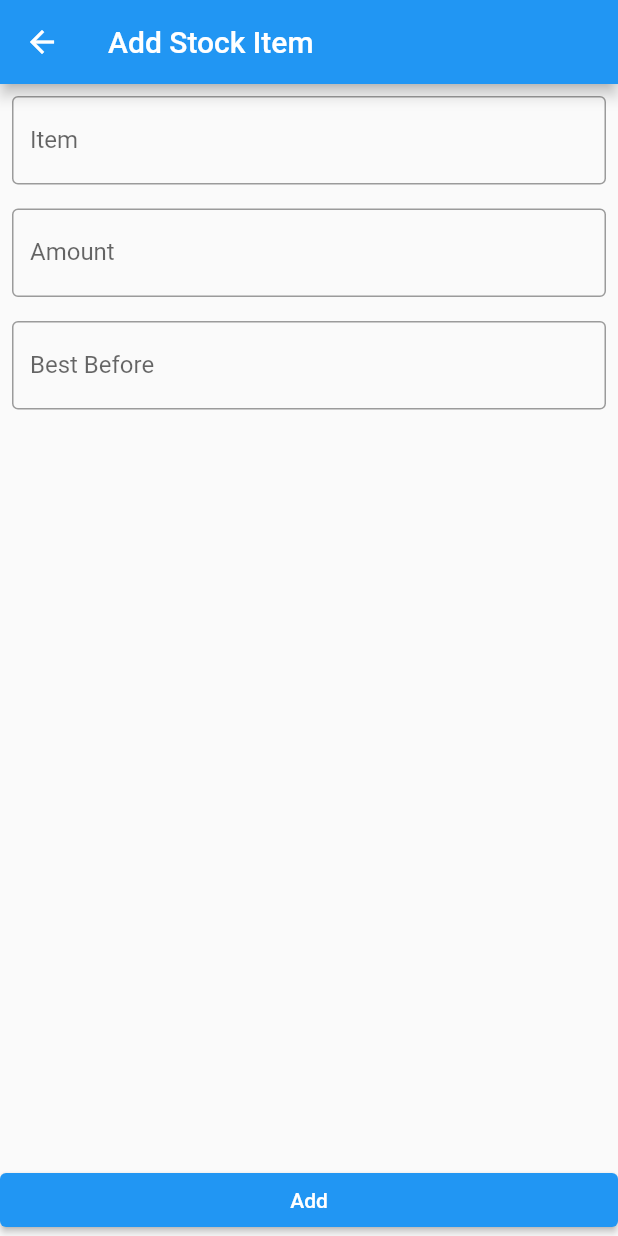
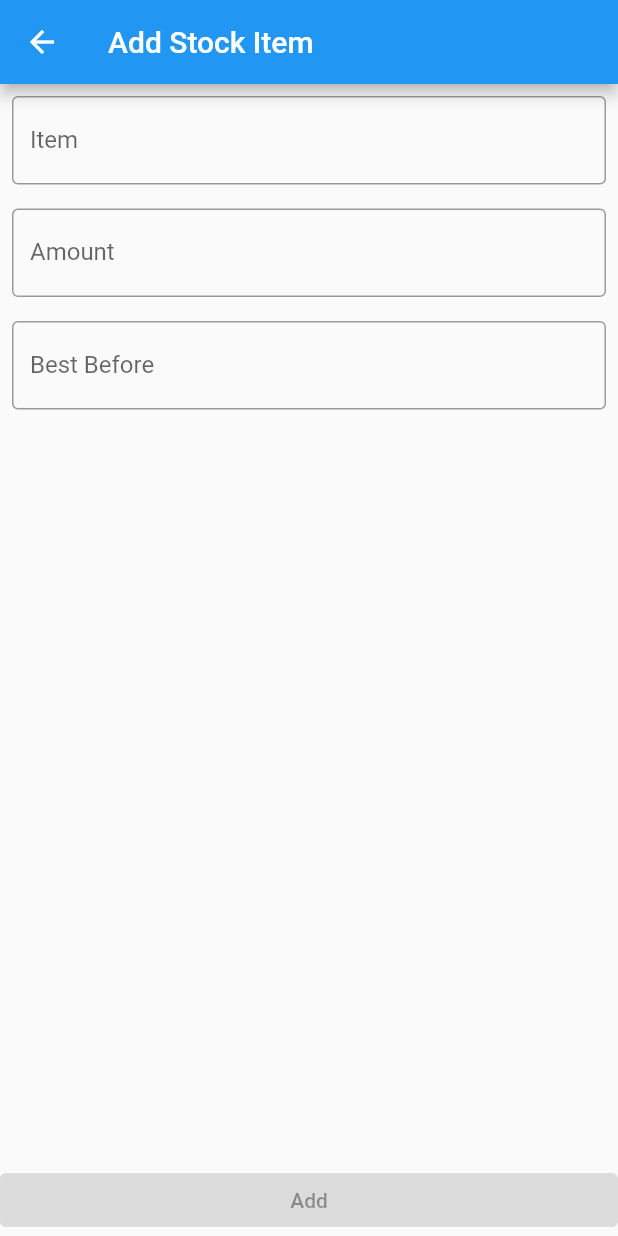
Before and after one commit to kfischer-okarin/home_assistant, a Flutter app: the AddStockItem screen opened directly, on a phone screen of 412 x 824 dp. Run offline on Flutter 3.47's test engine with Material 2 defaults, Android fonts, the phone set to English and light mode, and no system bars; drawn by our look-alikes of date_time_picker.

Commit message:
Extract StockItemForm

```diff
--- a/lib/components/pages/add_stock_item.dart
+++ b/lib/components/pages/add_stock_item.dart
@@ -1,5 +1,6 @@
-import 'package:date_time_picker/date_time_picker.dart';
 import 'package:flutter/material.dart';
+
+import './add_stock_item/stock_item_form.dart';
 
 class AddStockItem extends StatelessWidget {
   const AddStockItem({Key? key}) : super(key: key);
@@ -10,44 +11,7 @@ class AddStockItem extends StatelessWidget {
       appBar: AppBar(
         title: const Text('Add Stock Item'),
       ),
-      body: Center(
-        child: Column(
-          mainAxisAlignment: MainAxisAlignment.start,
-          crossAxisAlignment: CrossAxisAlignment.stretch,
-          children: [
-            const Padding(
-                padding: EdgeInsets.all(8),
-                child: TextField(
-                  decoration: InputDecoration(
-                    border: OutlineInputBorder(),
-                    labelText: 'Item',
-                  ),
-                )),
-            const Padding(
-                padding: EdgeInsets.all(8),
-                child: TextField(
-                  decoration: InputDecoration(
-                    border: OutlineInputBorder(),
-                    labelText: 'Amount',
-                  ),
-                  keyboardType: TextInputType.number,
-                )),
-            Padding(
-                padding: const EdgeInsets.all(8),
-                child: DateTimePicker(
-                  type: DateTimePickerType.date,
-                  decoration: const InputDecoration(
-                    border: OutlineInputBorder(),
-                    labelText: 'Best Before',
-                  ),
-                  firstDate: DateTime(2000),
-                  lastDate: DateTime(2100),
-                )),
-            Expanded(child: Container()),
-            ElevatedButton(onPressed: () {}, child: const Text('Add'))
-          ],
-        ),
-      ),
+      body: const Center(child: StockItemForm()),
     );
   }
 }
--- /dev/null
+++ b/lib/components/pages/add_stock_item/stock_item_form.dart
@@ -0,0 +1,89 @@
+import 'package:date_time_picker/date_time_picker.dart';
+import 'package:flutter/material.dart';
+
+import 'package:home_assistant/stock.dart';
+
+class StockItemForm extends StatefulWidget {
+  final void Function(
+      {required String itemName,
+      required Amount amount,
+      required DateTime bestBefore})? onSubmit;
+
+  const StockItemForm({super.key, this.onSubmit});
+
+  @override
+  State<StockItemForm> createState() => _StockItemFormState();
+}
+
+class _StockItemFormState extends State<StockItemForm> {
+  String _itemName = '';
+  Amount? _amount;
+  DateTime? _bestBefore;
+
+  @override
+  Widget build(BuildContext context) {
+    final allValuesSet =
+        _itemName.isNotEmpty && _amount != null && _bestBefore != null;
+
+    return Column(
+      mainAxisAlignment: MainAxisAlignment.start,
+      crossAxisAlignment: CrossAxisAlignment.stretch,
+      children: [
+        Padding(
+            padding: const EdgeInsets.all(8),
+            child: TextField(
+              decoration: const InputDecoration(
+                border: OutlineInputBorder(),
+                labelText: 'Item',
+              ),
+              onChanged: (value) {
+                setState(() {
+                  _itemName = value;
+                });
+              },
+            )),
+        Padding(
+            padding: const EdgeInsets.all(8),
+            child: TextField(
+              decoration: const InputDecoration(
+                  border: OutlineInputBorder(),
+                  labelText: 'Amount',
+                  suffixText: 'g'),
+              keyboardType: TextInputType.number,
+              onChanged: (value) {
+                setState(() {
+                  _amount = Amount(double.parse(value), Unit.gram);
+                });
+              },
+            )),
+        Padding(
+            padding: const EdgeInsets.all(8),
+            child: DateTimePicker(
+              type: DateTimePickerType.date,
+              decoration: const InputDecoration(
+                border: OutlineInputBorder(),
+                labelText: 'Best Before',
+              ),
+              firstDate: DateTime(2000),
+              lastDate: DateTime(2100),
+              onChanged: (value) {
+                setState(() {
+                  _bestBefore = DateTime.parse(value);
+                });
+              },
+            )),
+        Expanded(child: Container()),
+        ElevatedButton(
+            onPressed: allValuesSet ? _submitValues : null,
+            child: const Text('Add'))
+      ],
+    );
+  }
+
+  void _submitValues() {
+    if (widget.onSubmit != null) {
+      widget.onSubmit!(
+          itemName: _itemName, amount: _amount!, bestBefore: _bestBefore!);
+    }
+  }
+}
```
